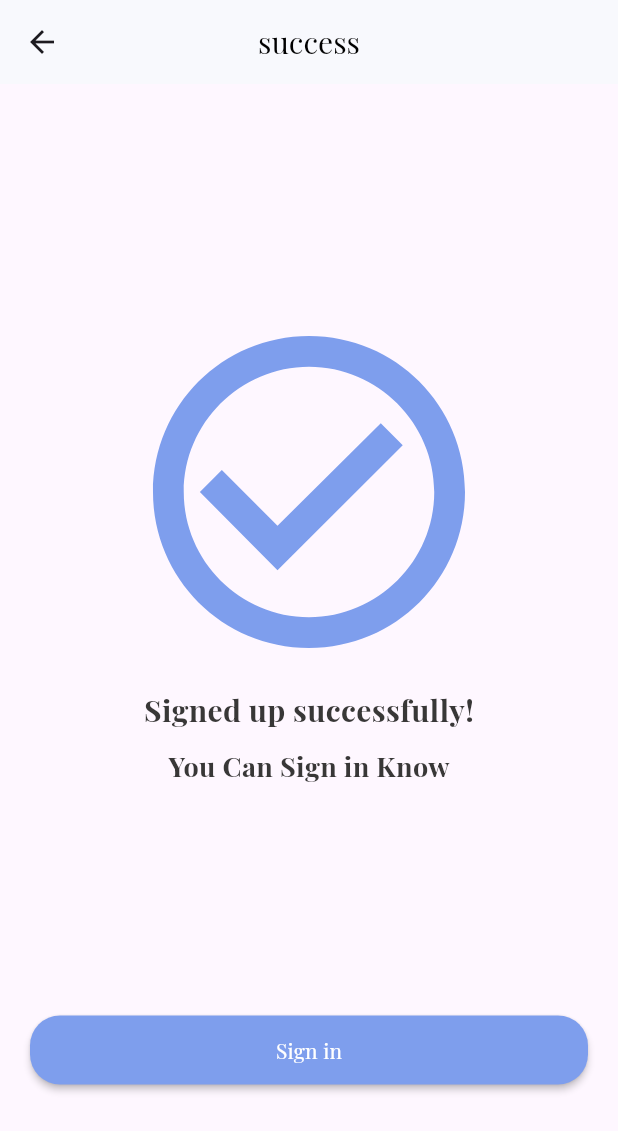
After one commit to cworldcs50/ecommerce_front_end, a Flutter app: the SuccessSignUp screen opened by its route, on a phone screen of 412 x 824 dp. The commit adds this screen. Shown: the top 1131 px of the screen. Run offline on Flutter 3.47's test engine with Material 3 defaults, Android fonts, the phone set to English and light mode, and no system bars; our stand-ins replace dartz, equatable, flutter_otp_text_field, get, lottie, shared_preferences; accounts and stored records are empty.

Commit message:
complete sign up process and connect sign up with backend part2

```diff
--- a/lib/app_binding.dart
+++ b/lib/app_binding.dart
@@ -1,4 +1,5 @@
 import 'package:get/get.dart';
+import 'controller/auth/authentication/success_sign_up_controller.dart';
 import 'controller/on_boarding_controller.dart';
 import 'controller/auth/authentication/login_controller.dart';
 import 'controller/auth/authentication/sign_up_controller.dart';
@@ -15,6 +16,10 @@ import 'controller/test_data_controller.dart';
 class AppBinding extends Bindings {
   @override
   void dependencies() {
+    Get.lazyPut<SuccessSignUpControllerImp>(
+      () => SuccessSignUpControllerImp(),
+      fenix: true,
+    );
     Get.lazyPut<TestDataController>(() => TestDataController(), fenix: true);
     Get.lazyPut<LoginControllerImp>(() => LoginControllerImp(), fenix: true);
     Get.lazyPut<SignUpControllerImp>(() => SignUpControllerImp(), fenix: true);
--- /dev/null
+++ b/lib/controller/auth/authentication/success_sign_up_controller.dart
@@ -0,0 +1,13 @@
+import 'package:get/get.dart';
+
+import '../../../core/constants/app_routes_names.dart';
+
+abstract class SuccessSignUpController extends GetxController {
+  Future<void> goToSignIn();
+}
+
+class SuccessSignUpControllerImp extends SuccessSignUpController {
+  @override
+  Future<void> goToSignIn() async =>
+      await Get.offAllNamed(AppRoutesNames.kLogin);
+}
--- a/lib/core/class/api.dart
+++ b/lib/core/class/api.dart
@@ -21,7 +21,6 @@ class Api {
         if (response.statusCode >= 200 && response.statusCode < 300) {
           log(response.body);
           dynamic responseBody = jsonDecode(response.body);
-
           return Right(responseBody);
         } else {
           return const Left(RequestStatus.serverFailure);
--- a/lib/core/constants/app_api_links.dart
+++ b/lib/core/constants/app_api_links.dart
@@ -1,5 +1,7 @@
 class AppApiLinks {
-  static const String kBaseUrl = "https://ecommercebackend-production-5f5c.up.railway.app";
+  static const String kBaseUrl =
+      "https://ecommercebackend-production-5f5c.up.railway.app";
   static const String kTest = "$kBaseUrl/test.php";
   static const String kSingUp = "$kBaseUrl/auth/sign_up.php";
+  static const String kVerificationCode = "$kBaseUrl/auth/verfication_code.php";
 }
--- a/lib/core/localization/app_langs_translations.dart
+++ b/lib/core/localization/app_langs_translations.dart
@@ -74,6 +74,9 @@ class AppLangsTranslations extends Translations {
       "63": "Do you want to exit the app?",
       "64": "Warning",
       "65": "phone or email already exists!",
+      "66": "Vefication Code is not correct!",
+      "67": "Error",
+      "68": "Signed up successfully!",
     },
     "ar": {
       "1": "اختر اللغة",
@@ -143,6 +146,9 @@ class AppLangsTranslations extends Translations {
       "63": "هل تريد الخروج من التطبيق",
       "64": "تحذير",
       "65": "الهاتف أو البريد الإلكتروني موجود بالفعل!",
+      "66": "رمز التحقق غير صحيح!",
+      "67": "خطأ",
+      "68": "تم التسجيل بنجاح!",
     },
   };
 }
--- a/lib/routes/app_routes.dart
+++ b/lib/routes/app_routes.dart
@@ -1,4 +1,5 @@
 import 'package:get/get.dart';
+import '../view/screen/auth/authentication/success_sign_up.dart';
 import '../view/screen/test/test.dart';
 import '../view/screen/language.dart';
 import 'package:flutter/cupertino.dart';
@@ -14,7 +15,7 @@ import '../view/screen/auth/authentication/sign_up.dart';
 import '../view/screen/auth/password/reset_password.dart';
 import '../view/screen/auth/password/forget_password.dart';
 import '../view/screen/auth/email/success_check_email.dart';
-import '../view/screen/auth/password/verify_code_sign_up.dart';
+import '../view/screen/auth/authentication/verify_code_sign_up.dart';
 import '../view/screen/auth/password/success_reset_password.dart';
 
 final List<GetPage<Widget>> appPages = [
@@ -64,4 +65,9 @@ final List<GetPage<Widget>> appPages = [
     name: AppRoutesNames.kResetPassword,
     page: () => const ResetPassword(),
   ),
+
+  GetPage<SuccessSignUp>(
+    name: AppRoutesNames.kSuccessSignUp,
+    page: () => const SuccessSignUp(),
+  ),
 ];
--- /dev/null
+++ b/lib/view/screen/auth/authentication/success_sign_up.dart
@@ -0,0 +1,61 @@
+import 'package:get/get.dart';
+import 'package:flutter/material.dart';
+import '../../../../core/constants/app_color.dart';
+import '../../../widget/auth/custom_auth_button.dart';
+import '../../../../controller/auth/authentication/success_sign_up_controller.dart';
+
+class SuccessSignUp extends StatelessWidget {
+  const SuccessSignUp({super.key});
+
+  @override
+  Widget build(BuildContext context) {
+    final SuccessSignUpControllerImp successSignUpController =
+        Get.find<SuccessSignUpControllerImp>();
+
+    return Scaffold(
+      appBar: AppBar(
+        elevation: 0.0,
+        centerTitle: true,
+        backgroundColor: AppColor.backgroundColor,
+        title: Text("43".tr, style: Theme.of(context).textTheme.headlineSmall),
+      ),
+      body: Container(
+        padding: const EdgeInsets.symmetric(horizontal: 20),
+        alignment: Alignment.center,
+        child: Column(
+          mainAxisAlignment: MainAxisAlignment.center,
+          children: [
+            const Spacer(),
+            const Icon(
+              Icons.check_circle_outline,
+              color: AppColor.primaryColor,
+              size: 250,
+            ),
+            Text(
+              "68".tr,
+              style: Theme.of(
+                context,
+              ).textTheme.bodyMedium!.copyWith(fontSize: 20),
+            ),
+            Text(
+              "47".tr,
+              style: Theme.of(
+                context,
+              ).textTheme.bodyMedium!.copyWith(fontSize: 18),
+            ),
+            const Spacer(),
+            SizedBox(
+              width: double.infinity,
+              child: CustomAuthButton(
+                onPressed: successSignUpController.goToSignIn,
+                text: "19".tr,
+              ),
+            ),
+
+            const SizedBox(height: 100),
+          ],
+        ),
+      ),
+    );
+  }
+}
```
Also changed, not shown: lib/controller/auth/authentication/sign_up_controller.dart (+12 -3 lines), lib/controller/auth/verification_code/verify_code_sign_up.dart (+35 -3 lines), lib/core/class/request_handler_view.dart (added, +32 -0 lines), lib/data/datasource/remote/auth/verification_code_data.dart (added, +22 -0 lines), lib/view/screen/auth/authentication/sign_up.dart (+24 -5 lines), lib/view/screen/auth/authentication/verify_code_sign_up.dart (added, +57 -0 lines), lib/view/screen/auth/password/verify_code_sign_up.dart (deleted, +0 -50 lines).
